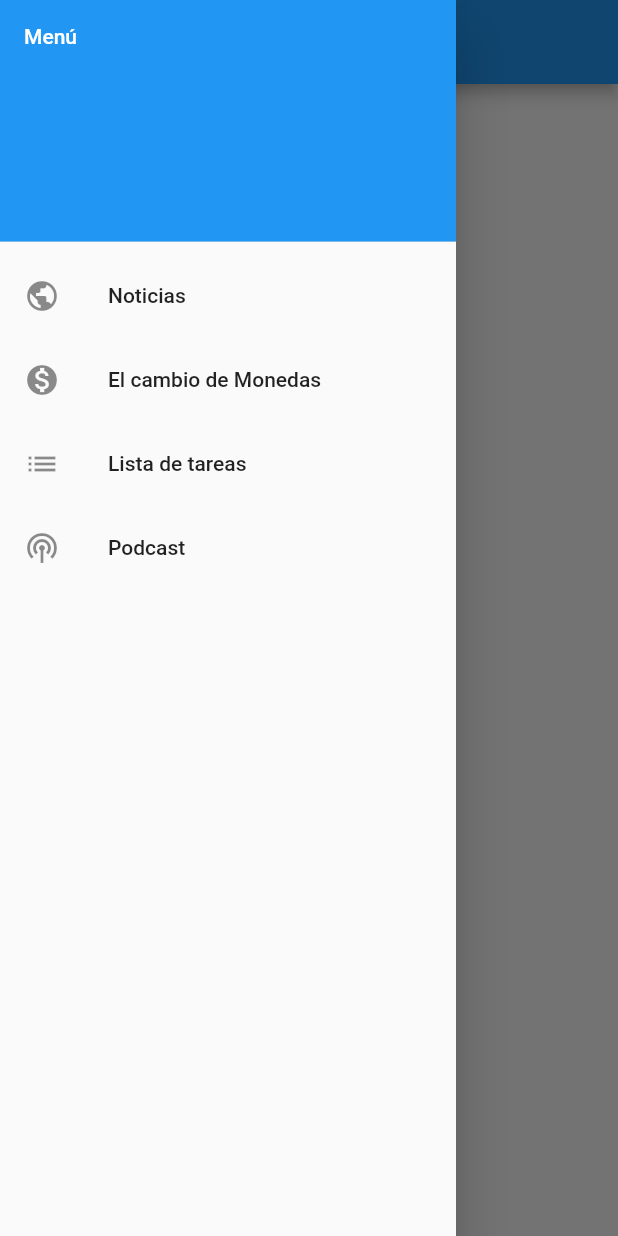
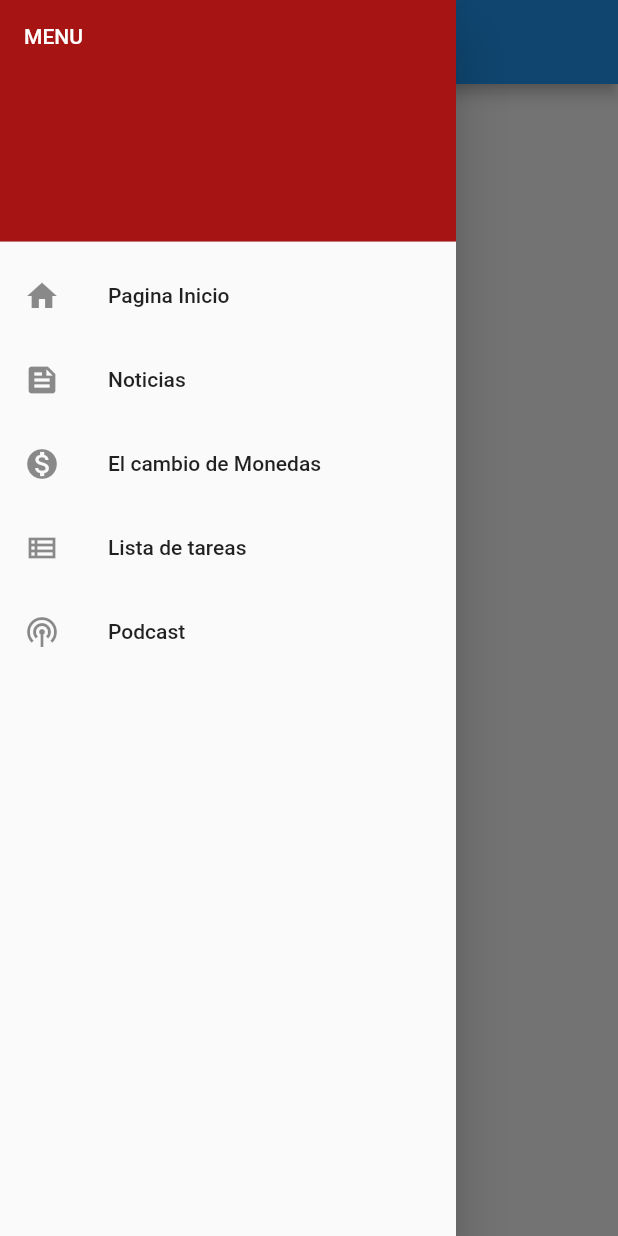
Before and after one commit to AbimelecG2/Examen-1-PrograMov, a Flutter app: the screen it shows after launch, with the side drawer open, on a phone screen of 412 x 824 dp. Run offline on Flutter 3.47's test engine with Material 2 defaults, Android fonts, the phone set to English and light mode, and no system bars.

Commit message:
arreglando rutas

```diff
--- a/examen 1/flutter_examen1/lib/src/pages/home_page.dart
+++ b/examen 1/flutter_examen1/lib/src/pages/home_page.dart
@@ -6,12 +6,19 @@ class HomePages extends StatelessWidget {
   Widget build(BuildContext context) {
     return Scaffold(
       appBar: AppBar(
-        title: Text('App CEUTEC'),
+        title: Text('APP CEUTEC'),
       ),
       drawer: MainDrawer(),
       body: Center(
-        child: Text('Bienvenido a la App CEUTEC'),
+        child: ListView(
+        children: <Widget>[
+          DrawerItem(icon: Icons.public, text: 'Noticias', onTap: () => Navigator.pushNamed(context, '/noticias')),
+          DrawerItem(icon: Icons.monetization_on, text: 'El cambio de Monedas', onTap: () => Navigator.pushNamed(context, '/cambioMonedas')),
+          DrawerItem(icon: Icons.list, text: 'Lista de tareas', onTap: () => Navigator.pushNamed(context, '/listaTareas')),
+          DrawerItem(icon: Icons.podcasts, text: 'Podcast', onTap: () => Navigator.pushNamed(context, '/podcast')),
+        ],
       ),
+   ),
     );
   }
 }
@@ -24,14 +31,14 @@ class MainDrawer extends StatelessWidget {
         padding: EdgeInsets.zero,
         children: <Widget>[
           DrawerHeader(
-            child: Text('Menú', style: TextStyle(color: Colors.white)),
-            decoration: BoxDecoration(
-              color: Colors.blue,
+            child: Text('MENU', style: TextStyle(color: Colors.white)),
+            decoration: BoxDecoration( color: Color.fromARGB(255, 167, 20, 20),
             ),
           ),
-          DrawerItem(icon: Icons.public, text: 'Noticias', onTap: () => Navigator.pushNamed(context, '/noticias')),
+          DrawerItem(icon: Icons.home, text: 'Pagina Inicio', onTap: () => Navigator.pushNamed(context, '/home')),
+          DrawerItem(icon: Icons.feed, text: 'Noticias', onTap: () => Navigator.pushNamed(context, '/noticias')),
           DrawerItem(icon: Icons.monetization_on, text: 'El cambio de Monedas', onTap: () => Navigator.pushNamed(context, '/cambioMonedas')),
-          DrawerItem(icon: Icons.list, text: 'Lista de tareas', onTap: () => Navigator.pushNamed(context, '/listaTareas')),
+          DrawerItem(icon: Icons.view_list_outlined, text: 'Lista de tareas', onTap: () => Navigator.pushNamed(context, '/listaTareas')),
           DrawerItem(icon: Icons.podcasts, text: 'Podcast', onTap: () => Navigator.pushNamed(context, '/podcast')),
         ],
       ),
--- /dev/null
+++ b/examen 1/flutter_examen1/lib/src/pages/noticias.dart
@@ -0,0 +1,19 @@
+import 'package:flutter/material.dart';
+import 'package:flutter_examen1/src/pages/home_page.dart';
+
+class Noticias extends StatelessWidget {
+  const Noticias({super.key});
+
+  @override
+  Widget build(BuildContext context) {
+    return Scaffold(
+      appBar: AppBar(
+        title: Text('Noticias'),
+      ),
+      drawer: MainDrawer(),
+      body: Center(
+        child: Text('Página de Noticias'),
+      ),
+    );
+  }
+}
--- /dev/null
+++ b/examen 1/flutter_examen1/lib/src/pages/podcast.dart
@@ -0,0 +1,18 @@
+import 'package:flutter/material.dart';
+import 'package:flutter_examen1/src/pages/home_page.dart';
+
+class Podcast extends StatelessWidget {
+  const Podcast({super.key});
+  @override
+  Widget build(BuildContext context) {
+    return Scaffold(
+      appBar: AppBar(
+        title: Text('Podcast'),
+      ),
+      drawer: MainDrawer(),
+      body: Center(
+        child: Text('Página de Podcast'),
+      ),
+    );
+  }
+}
--- a/examen 1/flutter_examen1/lib/src/pages/rutas/rutas.dart
+++ b/examen 1/flutter_examen1/lib/src/pages/rutas/rutas.dart
@@ -4,14 +4,14 @@ import 'package:flutter_examen1/src/pages/home_page.dart';
 import 'package:flutter_examen1/src/pages/noticias.dart';
 import 'package:flutter_examen1/src/pages/tareas.dart';
 import 'package:flutter_examen1/src/pages/podcast.dart';
-
+import 'package:flutter_examen1/src/pages/moneda.dart';
 
 Map<String, WidgetBuilder> getRoutes() {
   return <String, WidgetBuilder>{
-    '/': (context) => HomePages(),
+    '/home': (context) => HomePages(),
         '/noticias': (context) => Noticias(),
-        '/cambioMonedas': (context) => MonedasPage(),
-        '/listaTareas': (context) => TareasPage(),
-        '/podcast': (context) => PodcastPage(),
+        '/cambioMonedas': (context) => Moneda(),
+        '/listaTareas': (context) => Tareas(),
+        '/podcast': (context) => Podcast(),
   };
 }
--- /dev/null
+++ b/examen 1/flutter_examen1/lib/src/pages/tareas.dart
@@ -0,0 +1,18 @@
+import 'package:flutter/material.dart';
+import 'package:flutter_examen1/src/pages/home_page.dart';
+
+class Tareas extends StatelessWidget {
+  const Tareas({super.key});
+  @override
+  Widget build(BuildContext context) {
+    return Scaffold(
+      appBar: AppBar(
+        title: Text('Lista de Tareas'),
+      ),
+      drawer: MainDrawer(),
+      body: Center(
+        child: Text('Página de Lista de Tareas'),
+      ),
+    );
+  }
+}
```
Also changed, not shown: examen 1/flutter_examen1/lib/src/pages/moneda.dart (added, +18 -0 lines).
